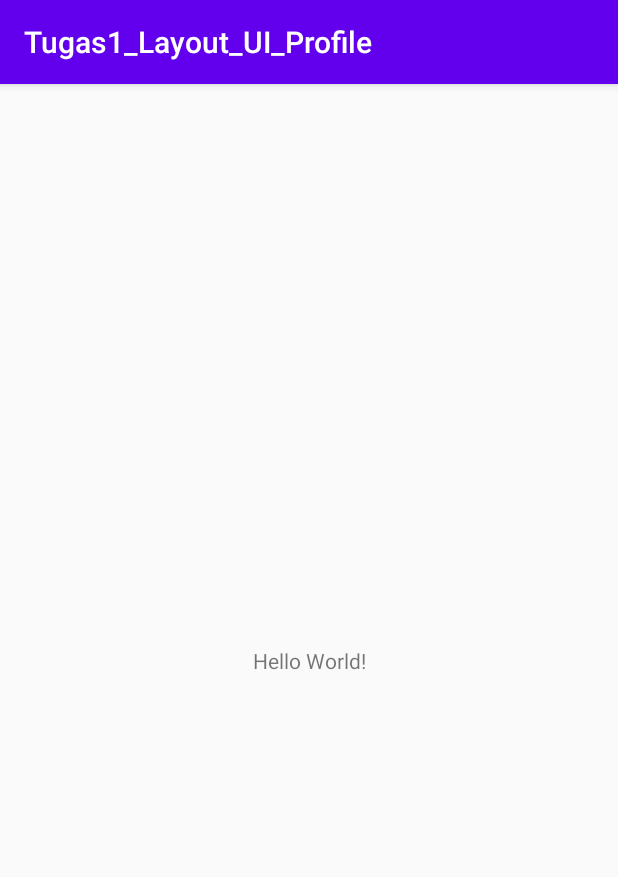
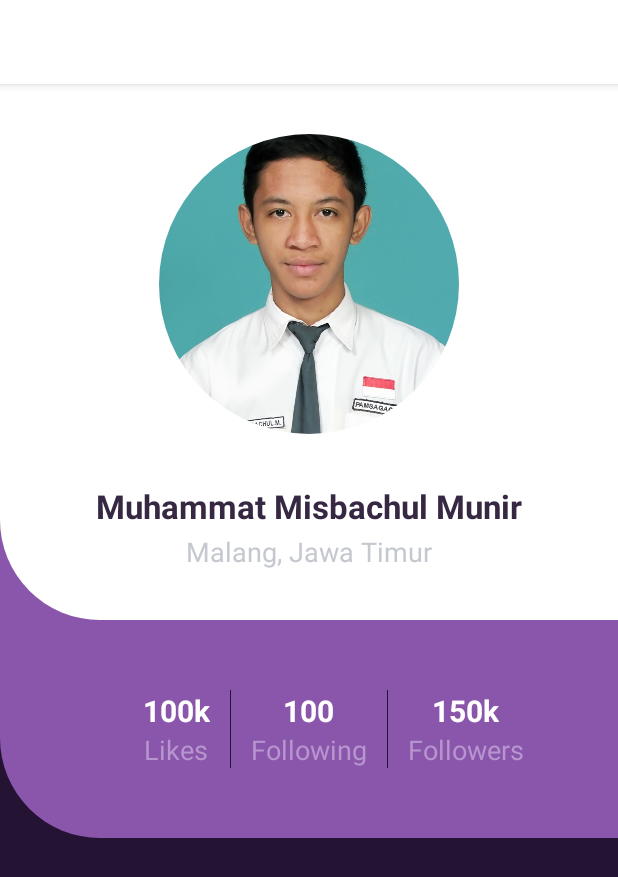
Before and after one commit to munir007/Tugas_1, an Android app: the screen it shows after launch (MainActivity), on a phone screen of 412 x 824 dp. Shown: the top 877 px of the screen. Run offline under Robolectric (Android 15) with nearby library versions, the phone set to English and light mode, and no system bars; our stand-ins replace CircleImageView.

Commit message:
Muhammat Misbachul Munir

```diff
--- a/app/build.gradle
+++ b/app/build.gradle
@@ -30,4 +30,5 @@ dependencies {
     androidTestImplementation 'androidx.test.ext:junit:1.1.2'
     androidTestImplementation 'androidx.test.espresso:espresso-core:3.3.0'
 
+    implementation 'de.hdodenhof:circleimageview:3.1.0'
 }
--- /dev/null
+++ b/app/src/main/res/drawable/firstlayer.xml
@@ -0,0 +1,7 @@
+<?xml version="1.0" encoding="utf-8"?>
+<shape xmlns:android="http://schemas.android.com/apk/res/android">
+    <solid android:color="#ffffff"/>
+    <stroke android:width="0dp"/>
+    <corners android:bottomLeftRadius="100px"/>
+    <padding android:bottom="0dp" android:left="0dp" android:right="0dp" android:top="0dp"/>
+</shape>
--- /dev/null
+++ b/app/src/main/res/drawable/secondlayer.xml
@@ -0,0 +1,7 @@
+<?xml version="1.0" encoding="utf-8"?>
+<shape xmlns:android="http://schemas.android.com/apk/res/android">
+    <solid android:color="#8a56ab"/>
+    <stroke android:width="0dp"/>
+    <corners android:bottomLeftRadius="100px"/>
+    <padding android:bottom="0dp" android:left="0dp" android:right="0dp" android:top="0dp"/>
+</shape>
--- a/app/src/main/res/layout/activity_main.xml
+++ b/app/src/main/res/layout/activity_main.xml
@@ -6,13 +6,147 @@
     android:layout_height="match_parent"
     tools:context=".MainActivity">
 
-    <TextView
-        android:layout_width="wrap_content"
+<LinearLayout
+    android:orientation="vertical"
+    android:layout_width="match_parent"
+    android:layout_height="match_parent"
+    android:background="@color/colorBack">
+
+    <LinearLayout
+        android:orientation="vertical"
+        android:layout_width="match_parent"
         android:layout_height="wrap_content"
-        android:text="Hello World!"
-        app:layout_constraintBottom_toBottomOf="parent"
-        app:layout_constraintLeft_toLeftOf="parent"
-        app:layout_constraintRight_toRightOf="parent"
-        app:layout_constraintTop_toTopOf="parent" />
+        android:background="@color/colorLayerback">
+
+        <LinearLayout
+            android:orientation="vertical"
+            android:layout_width="match_parent"
+            android:layout_height="wrap_content"
+            android:gravity="center"
+            android:background="@drawable/firstlayer">
+
+            <de.hdodenhof.circleimageview.CircleImageView
+                android:layout_marginTop="50px"
+                android:layout_marginBottom="50px"
+                android:layout_width="300px"
+                android:layout_height="300px"
+                android:src="@drawable/profile"/>
+            <TextView
+                android:layout_width="wrap_content"
+                android:layout_height="wrap_content"
+                android:textSize="22sp"
+                android:textStyle="bold"
+                android:text="Muhammat Misbachul Munir"
+                android:textColor="@color/colorTitle"
+                />
+            <TextView
+                android:layout_width="wrap_content"
+                android:layout_height="wrap_content"
+                android:textSize="18sp"
+                android:textStyle="normal"
+                android:text="Malang, Jawa Timur"
+                android:textColor="@color/colorSubTitle"
+                android:layout_marginBottom="50px"
+                android:layout_marginTop="5px"
+                />
+
+        </LinearLayout>
+
+    </LinearLayout>
+
+    <LinearLayout
+            android:layout_width="match_parent"
+            android:layout_height="wrap_content"
+            android:orientation="horizontal"
+            android:paddingLeft="50px"
+            android:paddingTop="70px"
+            android:paddingBottom="70px"
+            android:gravity="center"
+            android:background="@drawable/secondlayer">
+
+            <LinearLayout
+                android:layout_width="wrap_content"
+                android:layout_height="wrap_content"
+                android:orientation="vertical"
+                android:gravity="center">
+
+                <TextView
+                    android:layout_width="wrap_content"
+                    android:layout_height="wrap_content"
+                    android:text="100k"
+                    android:textSize="20sp"
+                    android:textStyle="bold"
+                    android:textColor="@color/colorTitleWhite"/>
+                <TextView
+                    android:layout_width="wrap_content"
+                    android:layout_height="wrap_content"
+                    android:text="Likes"
+                    android:textSize="18sp"
+                    android:textStyle="normal"
+                    android:textColor="@color/colorSubTitleWhite"/>
+
+            </LinearLayout>
+            <View
+                android:layout_width="1px"
+                android:layout_height="match_parent"
+                android:layout_marginLeft="20px"
+                android:layout_marginRight="20px"
+                android:background="@color/colorPrimaryDark"/>
+            <LinearLayout
+                android:layout_width="wrap_content"
+                android:layout_height="wrap_content"
+                android:orientation="vertical"
+                android:gravity="center">
+
+                <TextView
+                    android:layout_width="wrap_content"
+                    android:layout_height="wrap_content"
+                    android:text="100"
+                    android:textSize="20sp"
+                    android:textStyle="bold"
+                    android:textColor="@color/colorTitleWhite"/>
+                <TextView
+                    android:layout_width="wrap_content"
+                    android:layout_height="wrap_content"
+                    android:text="Following"
+                    android:textSize="18sp"
+                    android:textStyle="normal"
+                    android:textColor="@color/colorSubTitleWhite"/>
+
+            </LinearLayout>
+            <View
+                android:layout_width="1px"
+                android:layout_height="match_parent"
+                android:layout_marginLeft="20px"
+                android:layout_marginRight="20px"
+                android:background="@color/colorPrimaryDark"/>
+            <LinearLayout
+                android:layout_width="wrap_content"
+                android:layout_height="wrap_content"
+                android:orientation="vertical"
+                android:gravity="center">
+
+                <TextView
+                    android:layout_width="wrap_content"
+                    android:layout_height="wrap_content"
+                    android:text="150k"
+                    android:textSize="20sp"
+                    android:textStyle="bold"
+                    android:textColor="@color/colorTitleWhite"/>
+                <TextView
+                    android:layout_width="wrap_content"
+                    android:layout_height="wrap_content"
+                    android:text="Followers"
+                    android:textSize="18sp"
+                    android:textStyle="normal"
+                    android:textColor="@color/colorSubTitleWhite"/>
+
+            </LinearLayout>
+
+        </LinearLayout>
+
+
+
+</LinearLayout>
 
 </androidx.constraintlayout.widget.ConstraintLayout>
--- a/app/src/main/res/values/colors.xml
+++ b/app/src/main/res/values/colors.xml
@@ -1,6 +1,12 @@
 <?xml version="1.0" encoding="utf-8"?>
 <resources>
-    <color name="colorPrimary">#6200EE</color>
-    <color name="colorPrimaryDark">#3700B3</color>
-    <color name="colorAccent">#03DAC5</color>
+    <color name="colorPrimary">#ffffff</color>
+    <color name="colorPrimaryDark">#241333</color>
+    <color name="colorAccent">#D81B60</color>
+    <color name="colorLayerback">#8a56ab</color>
+    <color name="colorBack">#241333</color>
+    <color name="colorTitle">#362742</color>
+    <color name="colorSubTitle">#c5c9cf</color>
+    <color name="colorTitleWhite">#ffffff</color>
+    <color name="colorSubTitleWhite">#b795ce</color>
 </resources>
```
Also changed, not shown: app/src/main/res/drawable/profile.JPG (added).
